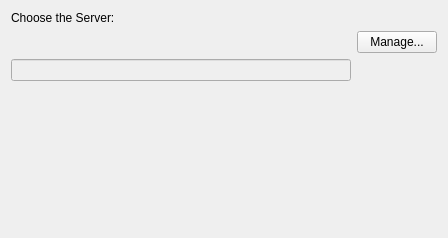
Above: src/Widgets/pageacct_server.ui from Open-Transactions/Moneychanger before the change. Below: the same form after it.
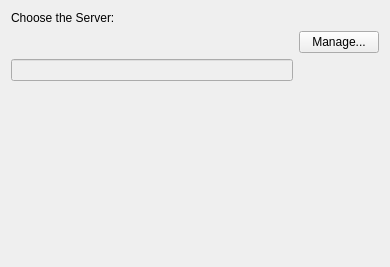
That is the form after the change.

What changed in the file:
```diff
--- a/src/Widgets/pageacct_server.ui
+++ b/src/Widgets/pageacct_server.ui
@@ -6,8 +6,8 @@
    <rect>
     <x>0</x>
     <y>0</y>
-    <width>448</width>
-    <height>238</height>
+    <width>390</width>
+    <height>267</height>
    </rect>
   </property>
   <property name="windowTitle">
```
